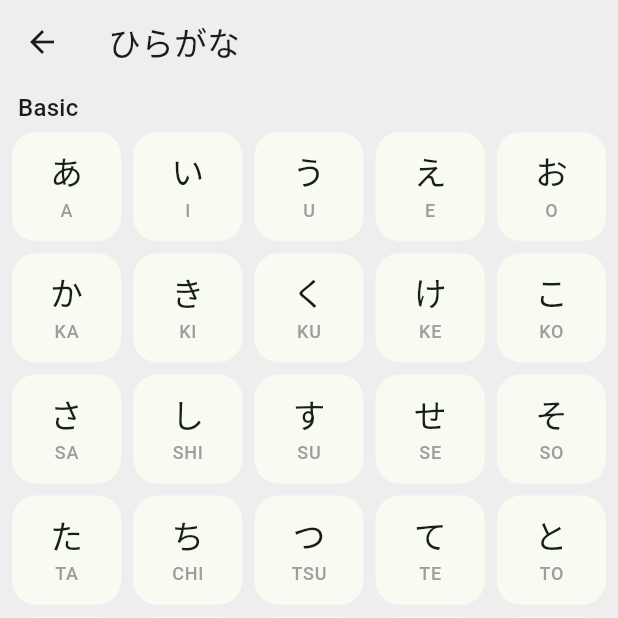
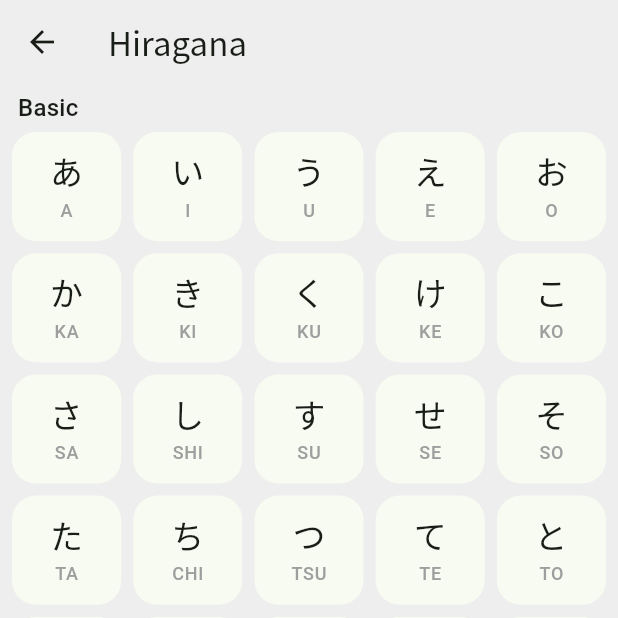
Before and after one commit to ydori/kana, a Flutter app: the HiraganaChartScreen screen opened by its route, on a phone screen of 412 x 824 dp, the top half of it. Run offline on Flutter 3.47's test engine with Material 3 defaults, Android fonts, the phone set to English and light mode, and no system bars.

Commit message:
fix(ui): update Hiragana Chart screen title

```diff
--- a/lib/feature/chart/hiragana_chart_screen.dart
+++ b/lib/feature/chart/hiragana_chart_screen.dart
@@ -11,7 +11,7 @@ class HiraganaChartScreen extends StatelessWidget {
     return Scaffold(
       appBar: AppBar(
         title: Text(
-          "ひらがな",
+          "Hiragana",
           style: Theme.of(context).textTheme.titleLarge?.copyWith(
             fontFamily: "Noto Sans JP",
             fontVariations: [FontVariation.weight(500)],
```
